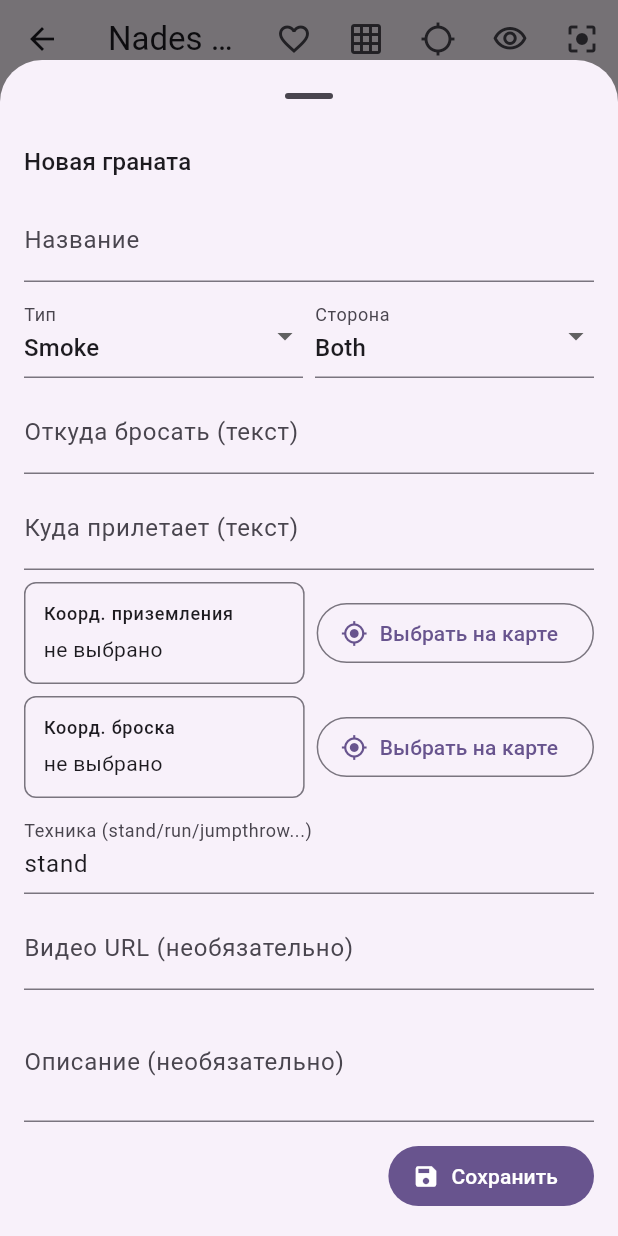
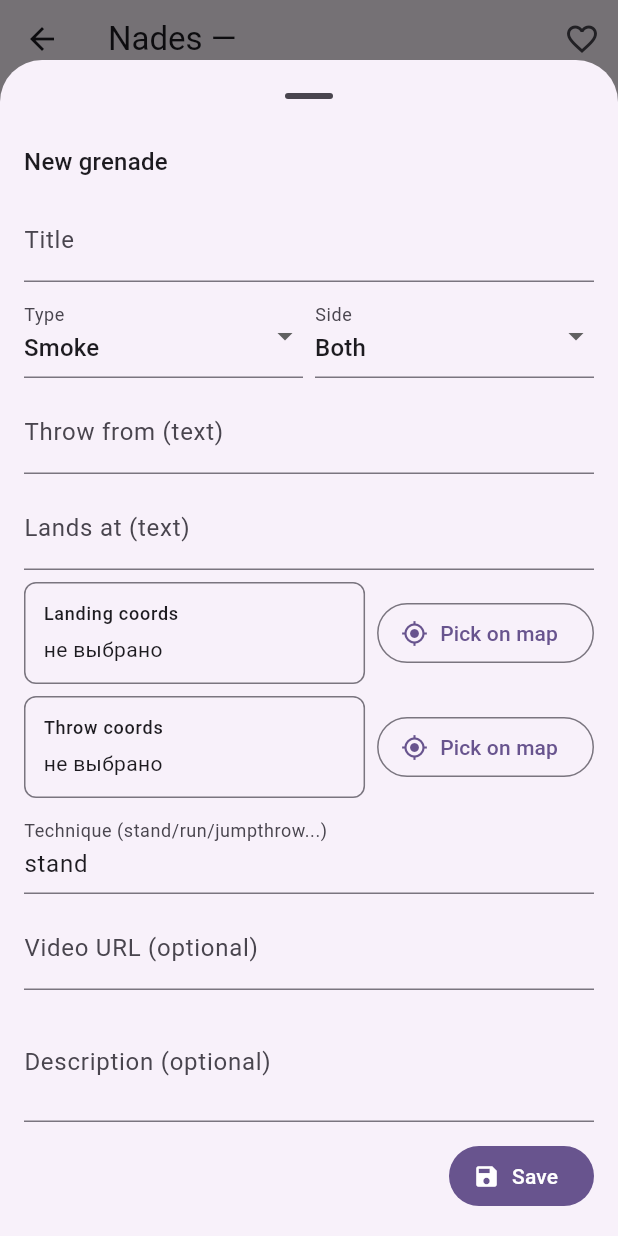
Before and after one commit to NickDemshin/cs2-nade-guide-flutter, a Flutter app: the MapPage screen opened directly with empty values, after a tap on the "add" icon, on a phone screen of 412 x 824 dp. Run offline on Flutter 3.47's test engine with Material 3 defaults, Android fonts, the phone set to English and light mode, and no system bars; our stand-ins replace shared_preferences; accounts and stored records are empty.

Commit message:
ui: add haptics + semantics to markers; add floating tool panel; remove duplicate AppBar controls; localize add/edit form + labels

```diff
--- a/lib/l10n/app_en.arb
+++ b/lib/l10n/app_en.arb
@@ -45,5 +45,22 @@
   "noResults": "Nothing found",
   "mapsTitle": "Maps",
   "langRussian": "Russian",
-  "langEnglish": "English"
+  "langEnglish": "English",
+  "addNade": "Add grenade",
+  "edit": "Edit",
+  "delete": "Delete",
+  "newNadeTitle": "New grenade",
+  "editNadeTitle": "Edit grenade",
+  "fieldTitle": "Title",
+  "fieldType": "Type",
+  "fieldSide": "Side",
+  "fieldFrom": "Throw from (text)",
+  "fieldTo": "Lands at (text)",
+  "fieldToCoords": "Landing coords",
+  "fieldFromCoords": "Throw coords",
+  "pickOnMap": "Pick on map",
+  "fieldTechnique": "Technique (stand/run/jumpthrow...)",
+  "fieldVideoUrl": "Video URL (optional)",
+  "fieldDescription": "Description (optional)",
+  "save": "Save"
 }
--- a/lib/l10n/app_localizations.dart
+++ b/lib/l10n/app_localizations.dart
@@ -343,6 +343,108 @@ abstract class AppLocalizations {
   /// In en, this message translates to:
   /// **'English'**
   String get langEnglish;
+
+  /// No description provided for @addNade.
+  ///
+  /// In en, this message translates to:
+  /// **'Add grenade'**
+  String get addNade;
+
+  /// No description provided for @edit.
+  ///
+  /// In en, this message translates to:
+  /// **'Edit'**
+  String get edit;
+
+  /// No description provided for @delete.
+  ///
+  /// In en, this message translates to:
+  /// **'Delete'**
+  String get delete;
+
+  /// No description provided for @newNadeTitle.
+  ///
+  /// In en, this message translates to:
+  /// **'New grenade'**
+  String get newNadeTitle;
+
+  /// No description provided for @editNadeTitle.
+  ///
+  /// In en, this message translates to:
+  /// **'Edit grenade'**
+  String get editNadeTitle;
+
+  /// No description provided for @fieldTitle.
+  ///
+  /// In en, this message translates to:
+  /// **'Title'**
+  String get fieldTitle;
+
+  /// No description provided for @fieldType.
+  ///
+  /// In en, this message translates to:
+  /// **'Type'**
+  String get fieldType;
+
+  /// No description provided for @fieldSide.
+  ///
+  /// In en, this message translates to:
+  /// **'Side'**
+  String get fieldSide;
+
+  /// No description provided for @fieldFrom.
+  ///
+  /// In en, this message translates to:
+  /// **'Throw from (text)'**
+  String get fieldFrom;
+
+  /// No description provided for @fieldTo.
+  ///
+  /// In en, this message translates to:
+  /// **'Lands at (text)'**
+  String get fieldTo;
+
+  /// No description provided for @fieldToCoords.
+  ///
+  /// In en, this message translates to:
+  /// **'Landing coords'**
+  String get fieldToCoords;
+
+  /// No description provided for @fieldFromCoords.
+  ///
+  /// In en, this message translates to:
+  /// **'Throw coords'**
+  String get fieldFromCoords;
+
+  /// No description provided for @pickOnMap.
+  ///
+  /// In en, this message translates to:
+  /// **'Pick on map'**
+  String get pickOnMap;
+
+  /// No description provided for @fieldTechnique.
+  ///
+  /// In en, this message translates to:
+  /// **'Technique (stand/run/jumpthrow...)'**
+  String get fieldTechnique;
+
+  /// No description provided for @fieldVideoUrl.
+  ///
+  /// In en, this message translates to:
+  /// **'Video URL (optional)'**
+  String get fieldVideoUrl;
+
+  /// No description provided for @fieldDescription.
+  ///
+  /// In en, this message translates to:
+  /// **'Description (optional)'**
+  String get fieldDescription;
+
+  /// No description provided for @save.
+  ///
+  /// In en, this message translates to:
+  /// **'Save'**
+  String get save;
 }
 
 class _AppLocalizationsDelegate
--- a/lib/l10n/app_localizations_en.dart
+++ b/lib/l10n/app_localizations_en.dart
@@ -142,4 +142,55 @@ class AppLocalizationsEn extends AppLocalizations {
 
   @override
   String get langEnglish => 'English';
+
+  @override
+  String get addNade => 'Add grenade';
+
+  @override
+  String get edit => 'Edit';
+
+  @override
+  String get delete => 'Delete';
+
+  @override
+  String get newNadeTitle => 'New grenade';
+
+  @override
+  String get editNadeTitle => 'Edit grenade';
+
+  @override
+  String get fieldTitle => 'Title';
+
+  @override
+  String get fieldType => 'Type';
+
+  @override
+  String get fieldSide => 'Side';
+
+  @override
+  String get fieldFrom => 'Throw from (text)';
+
+  @override
+  String get fieldTo => 'Lands at (text)';
+
+  @override
+  String get fieldToCoords => 'Landing coords';
+
+  @override
+  String get fieldFromCoords => 'Throw coords';
+
+  @override
+  String get pickOnMap => 'Pick on map';
+
+  @override
+  String get fieldTechnique => 'Technique (stand/run/jumpthrow...)';
+
+  @override
+  String get fieldVideoUrl => 'Video URL (optional)';
+
+  @override
+  String get fieldDescription => 'Description (optional)';
+
+  @override
+  String get save => 'Save';
 }
--- a/lib/pages/map_page.dart
+++ b/lib/pages/map_page.dart
@@ -202,36 +202,6 @@ class _MapPageState extends State<MapPage> with TickerProviderStateMixin {
               _saveUiPrefs();
             },
           ),
-          IconButton(
-            tooltip: _showGrid ? l.hideGrid : l.showGrid,
-            icon: Icon(_showGrid ? Icons.grid_on : Icons.grid_off),
-            onPressed: () {
-              setState(() => _showGrid = !_showGrid);
-              _saveUiPrefs();
-            },
-          ),
-          IconButton(
-            tooltip: _coordMode ? l.coordinatesOn : l.coordinatesOff,
-            icon: Icon(_coordMode ? Icons.my_location : Icons.location_searching),
-            onPressed: () => setState(() => _coordMode = !_coordMode),
-          ),
-          IconButton(
-            tooltip: l.colorBlindPalette,
-            icon: Icon(_cbFriendly ? Icons.visibility : Icons.visibility_outlined),
-            onPressed: () {
-              setState(() => _cbFriendly = !_cbFriendly);
-              _saveUiPrefs();
-            },
-          ),
-          IconButton(
-            tooltip: l.resetZoom,
-            icon: const Icon(Icons.center_focus_strong),
-            onPressed: () {
-              setState(() {
-                _transform.value = vmath.Matrix4.identity();
-              });
-            },
-          ),
         ],
       ),
       body: FutureBuilder<List<Nade>>(
@@ -278,7 +248,9 @@ class _MapPageState extends State<MapPage> with TickerProviderStateMixin {
               Expanded(
                 child: Padding(
                   padding: const EdgeInsets.all(12.0),
-                  child: InteractiveViewer(
+                  child: Stack(
+                    children: [
+                      InteractiveViewer(
                         key: _viewerKey,
                         minScale: _minScale,
                         maxScale: _maxScale,
@@ -341,6 +313,51 @@ class _MapPageState extends State<MapPage> with TickerProviderStateMixin {
                           },
                         ),
                       ),
+                      Positioned(
+                        right: 0,
+                        top: 0,
+                        child: Card(
+                          elevation: 2,
+                          shape: RoundedRectangleBorder(borderRadius: BorderRadius.circular(12)),
+                          child: Column(
+                            mainAxisSize: MainAxisSize.min,
+                            children: [
+                              IconButton(
+                                tooltip: _showGrid ? l.hideGrid : l.showGrid,
+                                icon: Icon(_showGrid ? Icons.grid_on : Icons.grid_off),
+                                onPressed: () {
+                                  setState(() => _showGrid = !_showGrid);
+                                  _saveUiPrefs();
+                                },
+                              ),
+                              IconButton(
+                                tooltip: _coordMode ? l.coordinatesOn : l.coordinatesOff,
+                                icon: Icon(_coordMode ? Icons.my_location : Icons.location_searching),
+                                onPressed: () => setState(() => _coordMode = !_coordMode),
+                              ),
+                              IconButton(
+                                tooltip: l.colorBlindPalette,
+                                icon: Icon(_cbFriendly ? Icons.visibility : Icons.visibility_outlined),
+                                onPressed: () {
+                                  setState(() => _cbFriendly = !_cbFriendly);
+                                  _saveUiPrefs();
+                                },
+                              ),
+                              IconButton(
+                                tooltip: l.resetZoom,
+                                icon: const Icon(Icons.center_focus_strong),
+                                onPressed: () {
+                                  setState(() {
+                                    _transform.value = vmath.Matrix4.identity();
+                                  });
+                                },
+                              ),
+                            ],
+                          ),
+                        ),
+                      ),
+                    ],
+                  ),
                 ),
               ),
               if (_selected != null)
@@ -376,7 +393,7 @@ class _MapPageState extends State<MapPage> with TickerProviderStateMixin {
     ),
       floatingActionButton: FloatingActionButton(
         onPressed: _openAddNadeSheet,
-        tooltip: 'Добавить гранату',
+        tooltip: AppLocalizations.of(context).addNade,
         child: const Icon(Icons.add),
       ),
   );
@@ -587,7 +604,7 @@ class _MapPageState extends State<MapPage> with TickerProviderStateMixin {
             top: 8,
           ),
           child: _NadeForm(
-            title: 'Новая граната',
+            title: AppLocalizations.of(context).newNadeTitle,
             onPickTo: () => setState(() => _pickMode = _PickMode.toPoint),
             onPickFrom: () => setState(() => _pickMode = _PickMode.fromPoint),
             getTo: () => (_formToX, _formToY),
@@ -644,7 +661,7 @@ class _MapPageState extends State<MapPage> with TickerProviderStateMixin {
             top: 8,
           ),
           child: _NadeForm(
-            title: 'Редактировать гранату',
+            title: AppLocalizations.of(context).editNadeTitle,
             initial: _NadeFormData(
               title: nade.title,
               type: nade.type,
@@ -925,7 +942,7 @@ class _NadeFormState extends State<_NadeForm> {
         const SizedBox(height: 12),
         TextField(
           controller: _title,
-          decoration: const InputDecoration(labelText: 'Название'),
+          decoration: InputDecoration(labelText: AppLocalizations.of(context).fieldTitle),
         ),
         const SizedBox(height: 8),
         Row(
@@ -933,7 +950,7 @@ class _NadeFormState extends State<_NadeForm> {
             Expanded(
               child: DropdownButtonFormField<NadeType>(
                 value: _type,
-                decoration: const InputDecoration(labelText: 'Тип'),
+                decoration: InputDecoration(labelText: AppLocalizations.of(context).fieldType),
                 items: const [
                   DropdownMenuItem(value: NadeType.smoke, child: Text('Smoke')),
                   DropdownMenuItem(value: NadeType.flash, child: Text('Flash')),
@@ -947,7 +964,7 @@ class _NadeFormState extends State<_NadeForm> {
             Expanded(
               child: DropdownButtonFormField<String>(
                 value: _side,
-                decoration: const InputDecoration(labelText: 'Сторона'),
+                decoration: InputDecoration(labelText: AppLocalizations.of(context).fieldSide),
                 items: const [
                   DropdownMenuItem(value: 'Both', child: Text('Both')),
                   DropdownMenuItem(value: 'T', child: Text('T')),
@@ -961,53 +978,53 @@ class _NadeFormState extends State<_NadeForm> {
         const SizedBox(height: 8),
         TextField(
           controller: _from,
-          decoration: const InputDecoration(labelText: 'Откуда бросать (текст)'),
+          decoration: InputDecoration(labelText: AppLocalizations.of(context).fieldFrom),
         ),
         const SizedBox(height: 8),
         TextField(
           controller: _to,
-          decoration: const InputDecoration(labelText: 'Куда прилетает (текст)'),
+          decoration: InputDecoration(labelText: AppLocalizations.of(context).fieldTo),
         ),
         const SizedBox(height: 8),
         Row(
           children: [
-            Expanded(child: _CoordTile(title: 'Коорд. приземления', x: to.$1, y: to.$2)),
+            Expanded(child: _CoordTile(title: AppLocalizations.of(context).fieldToCoords, x: to.$1, y: to.$2)),
             const SizedBox(width: 8),
             OutlinedButton.icon(
               onPressed: widget.onPickTo,
               icon: const Icon(Icons.my_location),
-              label: const Text('Выбрать на карте'),
+              label: Text(AppLocalizations.of(context).pickOnMap),
             ),
           ],
         ),
         const SizedBox(height: 8),
         Row(
           children: [
-            Expanded(child: _CoordTile(title: 'Коорд. броска', x: from.$1, y: from.$2)),
+            Expanded(child: _CoordTile(title: AppLocalizations.of(context).fieldFromCoords, x: from.$1, y: from.$2)),
             const SizedBox(width: 8),
             OutlinedButton.icon(
               onPressed: widget.onPickFrom,
               icon: const Icon(Icons.my_location_outlined),
-              label: const Text('Выбрать на карте'),
+              label: Text(AppLocalizations.of(context).pickOnMap),
             ),
           ],
         ),
         const SizedBox(height: 8),
         TextField(
           controller: _technique,
-          decoration: const InputDecoration(labelText: 'Техника (stand/run/jumpthrow...)'),
+          decoration: InputDecoration(labelText: AppLocalizations.of(context).fieldTechnique),
         ),
         const SizedBox(height: 8),
         TextField(
           controller: _videoUrl,
-          decoration: const InputDecoration(labelText: 'Видео URL (необязательно)'),
+          decoration: InputDecoration(labelText: AppLocalizations.of(context).fieldVideoUrl),
         ),
         const SizedBox(height: 8),
         TextField(
           controller: _description,
           minLines: 2,
           maxLines: 4,
-          decoration: const InputDecoration(labelText: 'Описание (необязательно)'),
+          decoration: InputDecoration(labelText: AppLocalizations.of(context).fieldDescription),
         ),
         const SizedBox(height: 12),
         Align(
@@ -1015,7 +1032,7 @@ class _NadeFormState extends State<_NadeForm> {
           child: FilledButton.icon(
             onPressed: _saving ? null : _submit,
             icon: const Icon(Icons.save),
-            label: const Text('Сохранить'),
+            label: Text(AppLocalizations.of(context).save),
           ),
         ),
       ],
```
Also changed, not shown: lib/l10n/app_localizations_ru.dart (+51 -0 lines), lib/l10n/app_ru.arb (+18 -1 lines), lib/widgets/map_board.dart (+13 -1 lines), 1 other file. Lines whose indentation alone changed are shown as unchanged.
